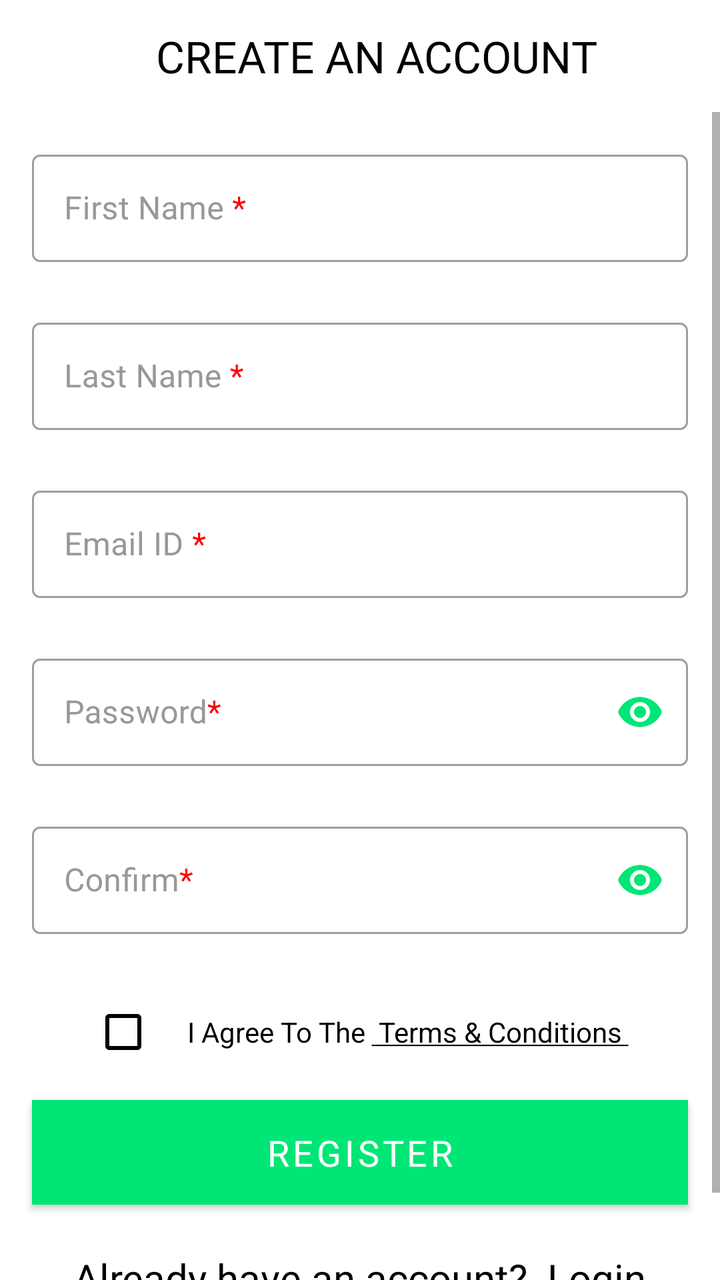
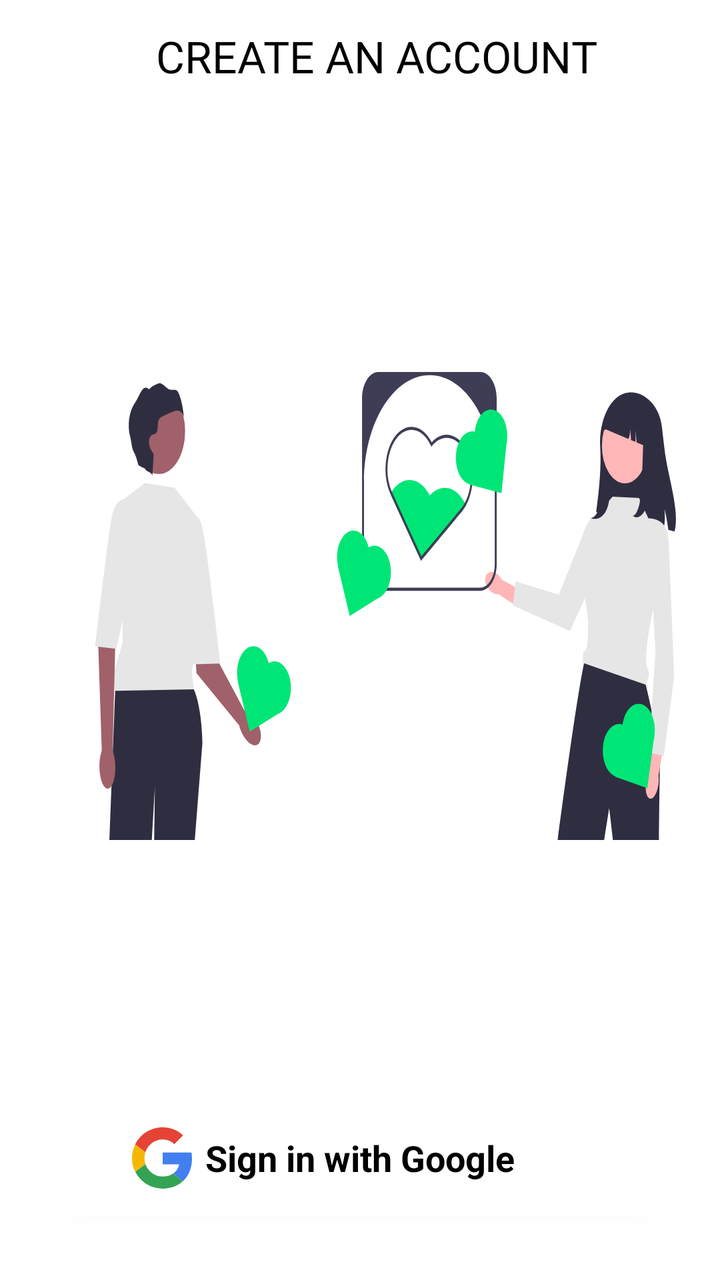

Before-and-after screenshots of an Android layout around one commit, followed by the original layout XML and the change that was made.
<!-- AndroidManifest.xml: application theme Theme.FCSIBBUL -->
<!-- res/layout/sign_up_fragment.xml -->
<?xml version="1.0" encoding="utf-8"?>
<LinearLayout xmlns:android="http://schemas.android.com/apk/res/android"
    xmlns:app="http://schemas.android.com/apk/res-auto"
    xmlns:tools="http://schemas.android.com/tools"
    android:layout_width="match_parent"
    android:layout_height="match_parent"
    android:orientation="vertical"
    tools:context=".ui.signup.SignUpFragment">

    <com.google.android.material.appbar.AppBarLayout
        android:id="@+id/app_bar"
        android:layout_width="match_parent"
        android:layout_height="wrap_content"
        app:layout_constraintEnd_toEndOf="parent"
        app:layout_constraintStart_toStartOf="parent"
        app:layout_constraintTop_toTopOf="parent">

        <com.google.android.material.appbar.MaterialToolbar
            android:id="@+id/toolbar_register_activity"
            android:layout_width="match_parent"
            android:layout_height="?attr/actionBarSize"
            android:background="@color/white">

            <TextView
                android:id="@+id/tv_title"
                android:layout_width="match_parent"
                android:layout_height="match_parent"
                android:fontFamily="@font/montserrat_bold"
                android:gravity="center"
                android:paddingStart="@dimen/toolbar_title_paddingStart"
                android:paddingEnd="0dp"
                android:text="@string/create_an_account"
                android:textColor="@color/black"
                android:textSize="@dimen/toolbar_title_text_size" />

        </com.google.android.material.appbar.MaterialToolbar>

    </com.google.android.material.appbar.AppBarLayout>


    <ScrollView
        android:layout_width="match_parent"
        android:layout_height="wrap_content">

        <LinearLayout
            android:layout_width="match_parent"
            android:layout_height="wrap_content"
            android:orientation="vertical">

            <com.google.android.material.textfield.TextInputLayout
                android:id="@+id/til_first_name"
                android:layout_width="match_parent"
                android:layout_height="wrap_content"
                android:layout_marginStart="16dp"
                android:layout_marginTop="16dp"
                android:layout_marginEnd="16dp"
                android:hint="@string/hint_first_name_req"
                android:textColorHint="@color/colorSecondaryText">

                <com.google.android.material.textfield.TextInputEditText
                    android:id="@+id/et_first_name"
                    android:layout_width="match_parent"
                    android:layout_height="wrap_content"
                    android:inputType="textAutoComplete|textCapWords"
                    android:padding="@dimen/et_padding"
                    android:singleLine="true"
                    android:textColor="@color/colorPrimaryText"
                    android:textSize="@dimen/et_textSize" />
            </com.google.android.material.textfield.TextInputLayout>

            <com.google.android.material.textfield.TextInputLayout
                android:id="@+id/til_last_name"
                android:layout_width="match_parent"
                android:layout_height="wrap_content"
                android:layout_marginStart="16dp"
                android:layout_marginTop="25dp"
                android:layout_marginEnd="16dp"
                android:hint="@string/hint_last_name_req"
                android:textColorHint="@color/colorSecondaryText">

                <com.google.android.material.textfield.TextInputEditText
                    android:id="@+id/et_last_name"
                    android:layout_width="match_parent"
                    android:layout_height="wrap_content"
                    android:inputType="textAutoComplete|textCapWords"
                    android:padding="@dimen/et_padding"
                    android:textColor="@color/colorPrimaryText"
                    android:textSize="@dimen/et_textSize" />
            </com.google.android.material.textfield.TextInputLayout>

            <com.google.android.material.textfield.TextInputLayout
                android:id="@+id/til_email"
                android:layout_width="match_parent"
                android:layout_height="wrap_content"
                android:layout_marginStart="16dp"
                android:layout_marginTop="25dp"
                android:layout_marginEnd="16dp"
                android:hint="@string/hint_email_req"
                android:textColorHint="@color/colorSecondaryText">

                <com.google.android.material.textfield.TextInputEditText
                    android:id="@+id/et_email"
                    android:layout_width="match_parent"
                    android:layout_height="wrap_content"
                    android:inputType="textEmailAddress"
                    android:padding="@dimen/et_padding"
                    android:textColor="@color/colorPrimaryText"
                    android:textSize="@dimen/et_textSize" />
            </com.google.android.material.textfield.TextInputLayout>

            <com.google.android.material.textfield.TextInputLayout
                android:id="@+id/til_password"
                android:layout_width="match_parent"
                android:layout_height="wrap_content"
                android:layout_marginStart="16dp"
                android:layout_marginTop="25dp"
                android:layout_marginEnd="16dp"
                android:hint="@string/hint_password_req"
                android:textColorHint="@color/colorSecondaryText"
                app:passwordToggleEnabled="true"
                app:passwordToggleTint="@color/primaryColor">

                <com.google.android.material.textfield.TextInputEditText
                    android:id="@+id/et_password"
                    android:layout_width="match_parent"
                    android:layout_height="wrap_content"
                    android:inputType="textPassword"
                    android:padding="@dimen/et_padding"
                    android:textColor="@color/colorPrimaryText"
                    android:textSize="@dimen/et_textSize" />
            </com.google.android.material.textfield.TextInputLayout>

            <com.google.android.material.textfield.TextInputLayout
                android:id="@+id/til_confirm_password"
                android:layout_width="match_parent"
                android:layout_height="wrap_content"
                android:layout_marginStart="16dp"
                android:layout_marginTop="25dp"
                android:layout_marginEnd="16dp"
                android:hint="@string/hint_confirm_password_req"
                android:textColorHint="@color/colorSecondaryText"
                app:passwordToggleEnabled="true"
                app:passwordToggleTint="@color/primaryColor">

                <com.google.android.material.textfield.TextInputEditText
                    android:id="@+id/et_confirm_password"
                    android:layout_width="match_parent"
                    android:layout_height="wrap_content"
                    android:inputType="textPassword"
                    android:padding="@dimen/et_padding"
                    android:textColor="@color/colorPrimaryText"
                    android:textSize="@dimen/et_textSize" />
            </com.google.android.material.textfield.TextInputLayout>

            <LinearLayout
                android:id="@+id/ll_terms_and_condition"
                android:layout_width="wrap_content"
                android:layout_height="wrap_content"
                android:layout_gravity="center_horizontal"
                android:layout_marginTop="25dp"
                android:orientation="horizontal">

                <androidx.appcompat.widget.AppCompatCheckBox
                    android:id="@+id/cb_terms_and_condition"
                    android:layout_width="wrap_content"
                    android:layout_height="wrap_content"
                    android:buttonTint="@color/black" />

                <TextView
                    android:id="@+id/tv_terms_condition"
                    android:layout_width="wrap_content"
                    android:layout_height="wrap_content"
                    android:text="@string/i_agree_to_the_terms_and_condition"
                    android:textColor="@color/primaryTextColor"
                    android:textSize="@dimen/txt_terms_and_condition_textSize" />
            </LinearLayout>

            <com.google.android.material.button.MaterialButton
                android:id="@+id/btn_register"
                android:layout_width="match_parent"
                android:layout_height="wrap_content"
                android:layout_gravity="center"
                android:layout_marginStart="16dp"
                android:layout_marginTop="10dp"
                android:layout_marginEnd="16dp"
                android:background="@color/primaryColor"
                android:fontFamily="@font/montserrat_regular"
                android:gravity="center"
                android:paddingTop="@dimen/btn_padding"
                android:paddingBottom="@dimen/btn_padding"
                android:text="@string/btn_lbl_register"
                android:textColor="@android:color/white"
                android:textSize="@dimen/btn_textSize" />

            <LinearLayout
                android:layout_width="wrap_content"
                android:layout_height="wrap_content"
                android:layout_gravity="center_horizontal"
                android:layout_marginTop="18dp"
                android:layout_marginBottom="30dp"
                android:orientation="horizontal">

                <TextView
                    android:id="@+id/tv_already_have_an_account"
                    android:layout_width="wrap_content"
                    android:layout_height="wrap_content"
                    android:fontFamily="@font/montserrat_regular"
                    android:padding="@dimen/clickable_text_view_padding"
                    android:text="@string/already_have_an_account"
                    android:textColor="@color/primaryTextColor"
                    android:textSize="@dimen/lbl_text_view_textSize" />

                <TextView
                    android:id="@+id/tv_login"
                    android:layout_width="wrap_content"
                    android:layout_height="wrap_content"
                    android:fontFamily="@font/montserrat_bold"
                    android:padding="@dimen/clickable_text_view_padding"
                    android:text="@string/login"
                    android:textColor="@color/primaryTextColor"
                    android:textSize="@dimen/lbl_text_view_textSize" />
            </LinearLayout>
        </LinearLayout>
    </ScrollView>

</LinearLayout>
<!-- resources referenced by this layout -->
<resources>
  <color name="black">#FF000000</color>
  <color name="colorPrimaryText">#222934</color>
  <color name="colorSecondaryText">#989898</color>
  <color name="primaryColor">#00e676</color>
  <color name="primaryTextColor">#000000</color>
  <color name="white">#FFFFFFFF</color>
  <dimen name="btn_padding">8dp</dimen>
  <dimen name="btn_textSize">18sp</dimen>
  <dimen name="clickable_text_view_padding">5dp</dimen>
  <dimen name="et_padding">16dp</dimen>
  <dimen name="et_textSize">16sp</dimen>
  <dimen name="lbl_text_view_textSize">20sp</dimen>
  <dimen name="toolbar_title_paddingStart">-25dp</dimen>
  <dimen name="toolbar_title_text_size">22sp</dimen>
  <dimen name="txt_terms_and_condition_textSize">14sp</dimen>
  <string name="already_have_an_account">Already have an account?</string>
  <string name="btn_lbl_register">Register</string>
  <string name="create_an_account">CREATE AN ACCOUNT</string>
  <string name="hint_confirm_password_req">Confirm<font color="#FF0000">*</font></string>
  <string name="hint_email_req">Email ID <font color="#FF0000">*</font></string>
  <string name="hint_first_name_req">First Name <font color="#FF0000">*</font></string>
  <string name="hint_last_name_req">Last Name <font color="#FF0000">*</font></string>
  <string name="hint_password_req">Password<font color="#FF0000">*</font></string>
  <string name="i_agree_to_the_terms_and_condition">I Agree To The <u> Terms &amp; Conditions </u></string>
  <string name="login">Login</string>
  <style name="Theme.FCSIBBUL" parent="Theme.MaterialComponents.DayNight.NoActionBar">
          
          <item name="colorPrimary">@color/primaryColor</item>
          <item name="colorPrimaryVariant">@color/primaryDarkColor</item>
          <item name="colorOnPrimary">@color/white</item>
          
          <item name="colorSecondary">@color/secondaryColor</item>
          <item name="colorSecondaryVariant">@color/secondaryDarkColor</item>
          <item name="colorOnSecondary">@color/black</item>
          
          <item name="android:statusBarColor" tools:targetApi="l">?attr/colorPrimaryVariant</item>
          
  
          <item name="textInputStyle">@style/Widget.FCSIBBUL.TextInputLayout.OutlinedBox</item>
  
      </style>
  <color name="primaryDarkColor">#00b248</color>
  <color name="secondaryColor">#546e7a</color>
  <color name="secondaryDarkColor">#29434e</color>
  <style name="Widget.FCSIBBUL.TextInputLayout.OutlinedBox" parent="Widget.MaterialComponents.TextInputLayout.OutlinedBox">
          <item name="boxStrokeErrorColor">@color/red</item>
          <item name="errorIconTint">@color/red</item>
          <item name="errorTextColor">@color/red</item>
          <item name="errorIconDrawable">@android:drawable/stat_notify_error</item>
          <item name="helperTextTextAppearance">@style/TextAppearance.MaterialComponents.Subtitle1
          </item>
      </style>
  <color name="red">#D32F2F</color>
</resources>

<!-- the commit's change to res/layout/sign_up_fragment.xml (unified diff, before → after) -->
@@ -1,5 +1,5 @@
 <?xml version="1.0" encoding="utf-8"?>
-<LinearLayout xmlns:android="http://schemas.android.com/apk/res/android"
+<androidx.constraintlayout.widget.ConstraintLayout xmlns:android="http://schemas.android.com/apk/res/android"
     xmlns:app="http://schemas.android.com/apk/res-auto"
     xmlns:tools="http://schemas.android.com/tools"
     android:layout_width="match_parent"
@@ -38,189 +38,54 @@
     </com.google.android.material.appbar.AppBarLayout>
 
 
-    <ScrollView
+    <ImageView
+        app:layout_constraintStart_toStartOf="parent"
+        app:layout_constraintEnd_toEndOf="parent"
+        app:layout_constraintTop_toBottomOf="@id/app_bar"
+        app:layout_constraintBottom_toTopOf="@id/btn_register"
+        android:src="@drawable/ic_lovely_people"
         android:layout_width="match_parent"
-        android:layout_height="wrap_content">
+        android:layout_height="wrap_content" />
 
-        <LinearLayout
-            android:layout_width="match_parent"
+    <com.google.android.material.card.MaterialCardView
+        android:id="@+id/btn_register"
+        android:layout_width="match_parent"
+        android:layout_height="wrap_content"
+        android:layout_marginStart="16dp"
+        android:layout_marginTop="10dp"
+        android:layout_marginEnd="16dp"
+        android:adjustViewBounds="true"
+        android:background="@color/primaryColor"
+        android:fontFamily="@font/montserrat_regular"
+        android:paddingBottom="@dimen/btn_padding"
+        app:cardCornerRadius="4dp"
+        app:cardElevation="2dp"
+        app:layout_constraintBottom_toBottomOf="parent"
+        app:layout_constraintEnd_toEndOf="parent"
+        app:layout_constraintStart_toStartOf="parent"
+        android:layout_marginBottom="32dp">
+
+
+        <ImageView
+            android:id="@+id/google_image"
+            android:layout_width="50dp"
+            android:layout_height="50dp"
+            android:layout_marginStart="40dp"
+            android:layout_marginTop="4dp"
+            android:layout_marginBottom="4dp"
+            android:src="@drawable/google_logo" />
+
+        <TextView
+
+            android:id="@+id/textView"
+            android:layout_width="wrap_content"
             android:layout_height="wrap_content"
-            android:orientation="vertical">
+            android:layout_gravity="center"
+            android:text="@string/btn_lbl_register"
+            android:textColor="@color/black"
+            android:textSize="@dimen/btn_textSize"
+            android:textStyle="bold" />
+    </com.google.android.material.card.MaterialCardView>
 
-            <com.google.android.material.textfield.TextInputLayout
-                android:id="@+id/til_first_name"
-                android:layout_width="match_parent"
-                android:layout_height="wrap_content"
-                android:layout_marginStart="16dp"
-                android:layout_marginTop="16dp"
-                android:layout_marginEnd="16dp"
-                android:hint="@string/hint_first_name_req"
-                android:textColorHint="@color/colorSecondaryText">
 
-                <com.google.android.material.textfield.TextInputEditText
-                    android:id="@+id/et_first_name"
-                    android:layout_width="match_parent"
-                    android:layout_height="wrap_content"
-                    android:inputType="textAutoComplete|textCapWords"
-                    android:padding="@dimen/et_padding"
-                    android:singleLine="true"
-                    android:textColor="@color/colorPrimaryText"
-                    android:textSize="@dimen/et_textSize" />
-            </com.google.android.material.textfield.TextInputLayout>
-
-            <com.google.android.material.textfield.TextInputLayout
-                android:id="@+id/til_last_name"
-                android:layout_width="match_parent"
-                android:layout_height="wrap_content"
-                android:layout_marginStart="16dp"
-                android:layout_marginTop="25dp"
-                android:layout_marginEnd="16dp"
-                android:hint="@string/hint_last_name_req"
-                android:textColorHint="@color/colorSecondaryText">
-
-                <com.google.android.material.textfield.TextInputEditText
-                    android:id="@+id/et_last_name"
-                    android:layout_width="match_parent"
-                    android:layout_height="wrap_content"
-                    android:inputType="textAutoComplete|textCapWords"
-                    android:padding="@dimen/et_padding"
-                    android:textColor="@color/colorPrimaryText"
-                    android:textSize="@dimen/et_textSize" />
-            </com.google.android.material.textfield.TextInputLayout>
-
-            <com.google.android.material.textfield.TextInputLayout
-                android:id="@+id/til_email"
-                android:layout_width="match_parent"
-                android:layout_height="wrap_content"
-                android:layout_marginStart="16dp"
-                android:layout_marginTop="25dp"
-                android:layout_marginEnd="16dp"
-                android:hint="@string/hint_email_req"
-                android:textColorHint="@color/colorSecondaryText">
-
-                <com.google.android.material.textfield.TextInputEditText
-                    android:id="@+id/et_email"
-                    android:layout_width="match_parent"
-                    android:layout_height="wrap_content"
-                    android:inputType="textEmailAddress"
-                    android:padding="@dimen/et_padding"
-                    android:textColor="@color/colorPrimaryText"
-                    android:textSize="@dimen/et_textSize" />
-            </com.google.android.material.textfield.TextInputLayout>
-
-            <com.google.android.material.textfield.TextInputLayout
-                android:id="@+id/til_password"
-                android:layout_width="match_parent"
-                android:layout_height="wrap_content"
-                android:layout_marginStart="16dp"
-                android:layout_marginTop="25dp"
-                android:layout_marginEnd="16dp"
-                android:hint="@string/hint_password_req"
-                android:textColorHint="@color/colorSecondaryText"
-                app:passwordToggleEnabled="true"
-                app:passwordToggleTint="@color/primaryColor">
-
-                <com.google.android.material.textfield.TextInputEditText
-                    android:id="@+id/et_password"
-                    android:layout_width="match_parent"
-                    android:layout_height="wrap_content"
-                    android:inputType="textPassword"
-                    android:padding="@dimen/et_padding"
-                    android:textColor="@color/colorPrimaryText"
-                    android:textSize="@dimen/et_textSize" />
-            </com.google.android.material.textfield.TextInputLayout>
-
-            <com.google.android.material.textfield.TextInputLayout
-                android:id="@+id/til_confirm_password"
-                android:layout_width="match_parent"
-                android:layout_height="wrap_content"
-                android:layout_marginStart="16dp"
-                android:layout_marginTop="25dp"
-                android:layout_marginEnd="16dp"
-                android:hint="@string/hint_confirm_password_req"
-                android:textColorHint="@color/colorSecondaryText"
-                app:passwordToggleEnabled="true"
-                app:passwordToggleTint="@color/primaryColor">
-
-                <com.google.android.material.textfield.TextInputEditText
-                    android:id="@+id/et_confirm_password"
-                    android:layout_width="match_parent"
-                    android:layout_height="wrap_content"
-                    android:inputType="textPassword"
-                    android:padding="@dimen/et_padding"
-                    android:textColor="@color/colorPrimaryText"
-                    android:textSize="@dimen/et_textSize" />
-            </com.google.android.material.textfield.TextInputLayout>
-
-            <LinearLayout
-                android:id="@+id/ll_terms_and_condition"
-                android:layout_width="wrap_content"
-                android:layout_height="wrap_content"
-                android:layout_gravity="center_horizontal"
-                android:layout_marginTop="25dp"
-                android:orientation="horizontal">
-
-                <androidx.appcompat.widget.AppCompatCheckBox
-                    android:id="@+id/cb_terms_and_condition"
-                    android:layout_width="wrap_content"
-                    android:layout_height="wrap_content"
-                    android:buttonTint="@color/black" />
-
-                <TextView
-                    android:id="@+id/tv_terms_condition"
-                    android:layout_width="wrap_content"
-                    android:layout_height="wrap_content"
-                    android:text="@string/i_agree_to_the_terms_and_condition"
-                    android:textColor="@color/primaryTextColor"
-                    android:textSize="@dimen/txt_terms_and_condition_textSize" />
-            </LinearLayout>
-
-            <com.google.android.material.button.MaterialButton
-                android:id="@+id/btn_register"
-                android:layout_width="match_parent"
-                android:layout_height="wrap_content"
-                android:layout_gravity="center"
-                android:layout_marginStart="16dp"
-                android:layout_marginTop="10dp"
-                android:layout_marginEnd="16dp"
-                android:background="@color/primaryColor"
-                android:fontFamily="@font/montserrat_regular"
-                android:gravity="center"
-                android:paddingTop="@dimen/btn_padding"
-                android:paddingBottom="@dimen/btn_padding"
-                android:text="@string/btn_lbl_register"
-                android:textColor="@android:color/white"
-                android:textSize="@dimen/btn_textSize" />
-
-            <LinearLayout
-                android:layout_width="wrap_content"
-                android:layout_height="wrap_content"
-                android:layout_gravity="center_horizontal"
-                android:layout_marginTop="18dp"
-                android:layout_marginBottom="30dp"
-                android:orientation="horizontal">
-
-                <TextView
-                    android:id="@+id/tv_already_have_an_account"
-                    android:layout_width="wrap_content"
-                    android:layout_height="wrap_content"
-                    android:fontFamily="@font/montserrat_regular"
-                    android:padding="@dimen/clickable_text_view_padding"
-                    android:text="@string/already_have_an_account"
-                    android:textColor="@color/primaryTextColor"
-                    android:textSize="@dimen/lbl_text_view_textSize" />
-
-                <TextView
-                    android:id="@+id/tv_login"
-                    android:layout_width="wrap_content"
-                    android:layout_height="wrap_content"
-                    android:fontFamily="@font/montserrat_bold"
-                    android:padding="@dimen/clickable_text_view_padding"
-                    android:text="@string/login"
-                    android:textColor="@color/primaryTextColor"
-                    android:textSize="@dimen/lbl_text_view_textSize" />
-            </LinearLayout>
-        </LinearLayout>
-    </ScrollView>
-
-</LinearLayout>
+</androidx.constraintlayout.widget.ConstraintLayout>
<!-- resource entries referenced after the edit -->
@@ -1,30 +1,34 @@
 <!-- resources referenced by this layout -->
 <resources>
   <color name="black">#FF000000</color>
-  <color name="colorPrimaryText">#222934</color>
-  <color name="colorSecondaryText">#989898</color>
   <color name="primaryColor">#00e676</color>
-  <color name="primaryTextColor">#000000</color>
   <color name="white">#FFFFFFFF</color>
   <dimen name="btn_padding">8dp</dimen>
   <dimen name="btn_textSize">18sp</dimen>
-  <dimen name="clickable_text_view_padding">5dp</dimen>
-  <dimen name="et_padding">16dp</dimen>
-  <dimen name="et_textSize">16sp</dimen>
-  <dimen name="lbl_text_view_textSize">20sp</dimen>
   <dimen name="toolbar_title_paddingStart">-25dp</dimen>
   <dimen name="toolbar_title_text_size">22sp</dimen>
-  <dimen name="txt_terms_and_condition_textSize">14sp</dimen>
-  <string name="already_have_an_account">Already have an account?</string>
-  <string name="btn_lbl_register">Register</string>
+  <!-- drawable google_logo (drawable) -->
+  <vector xmlns:android="http://schemas.android.com/apk/res/android"
+      android:width="50dp"
+      android:height="50dp"
+      android:viewportWidth="150"
+      android:viewportHeight="150">
+    <path
+        android:pathData="M120,76.1c0,-3.1 -0.3,-6.3 -0.8,-9.3H75.9v17.7h24.8c-1,5.7 -4.3,10.7 -9.2,13.9l14.8,11.5C115,101.8 120,90 120,76.1L120,76.1z"
+        android:fillColor="#4280EF"/>
+    <path
+        android:pathData="M75.9,120.9c12.4,0 22.8,-4.1 30.4,-11.1L91.5,98.4c-4.1,2.8 -9.4,4.4 -15.6,4.4c-12,0 -22.1,-8.1 -25.8,-18.9L34.9,95.6C42.7,111.1 58.5,120.9 75.9,120.9z"
+        android:fillColor="#34A353"/>
+    <path
+        android:pathData="M50.1,83.8c-1.9,-5.7 -1.9,-11.9 0,-17.6L34.9,54.4c-6.5,13 -6.5,28.3 0,41.2L50.1,83.8z"
+        android:fillColor="#F6B704"/>
+    <path
+        android:pathData="M75.9,47.3c6.5,-0.1 12.9,2.4 17.6,6.9L106.6,41C98.3,33.2 87.3,29 75.9,29.1c-17.4,0 -33.2,9.8 -41,25.3l15.2,11.8C53.8,55.3 63.9,47.3 75.9,47.3z"
+        android:fillColor="#E54335"/>
+  </vector>
+  <!-- drawable ic_lovely_people: vector/xml drawable (drawable, 12507 chars, omitted) -->
+  <string name="btn_lbl_register">Sign in with Google</string>
   <string name="create_an_account">CREATE AN ACCOUNT</string>
-  <string name="hint_confirm_password_req">Confirm<font color="#FF0000">*</font></string>
-  <string name="hint_email_req">Email ID <font color="#FF0000">*</font></string>
-  <string name="hint_first_name_req">First Name <font color="#FF0000">*</font></string>
-  <string name="hint_last_name_req">Last Name <font color="#FF0000">*</font></string>
-  <string name="hint_password_req">Password<font color="#FF0000">*</font></string>
-  <string name="i_agree_to_the_terms_and_condition">I Agree To The <u> Terms &amp; Conditions </u></string>
-  <string name="login">Login</string>
   <style name="Theme.FCSIBBUL" parent="Theme.MaterialComponents.DayNight.NoActionBar">
           
           <item name="colorPrimary">@color/primaryColor</item>
